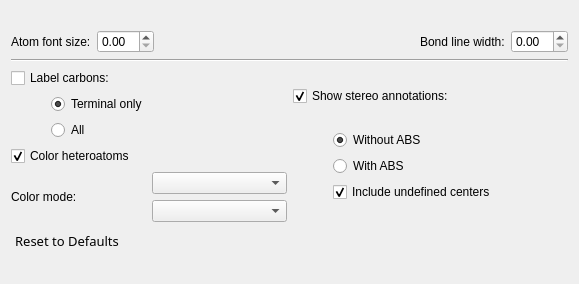
First picture: the form in src/schrodinger/sketcher/ui/rendering_settings_dialog.ui, repository schrodinger/sketcher, before the edit.
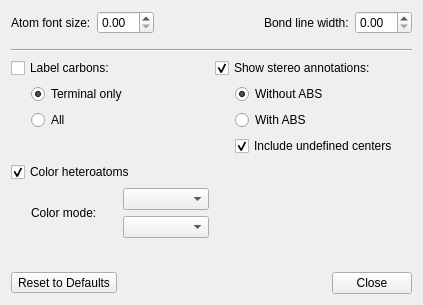
Second picture: the form after the edit.

Commit message: SKETCH-2447: Adding Close button to Preferences dialog and tweaking layout

Patch:
```diff
--- a/src/schrodinger/sketcher/ui/rendering_settings_dialog.ui
+++ b/src/schrodinger/sketcher/ui/rendering_settings_dialog.ui
@@ -6,8 +6,8 @@
    <rect>
     <x>0</x>
     <y>0</y>
-    <width>579</width>
-    <height>284</height>
+    <width>423</width>
+    <height>305</height>
    </rect>
   </property>
   <property name="sizePolicy">
@@ -25,9 +25,7 @@
   <property name="windowTitle">
    <string>2D Settings</string>
   </property>
-  <layout class="QVBoxLayout" name="verticalLayout_7">
-   <item>
-    <layout class="QVBoxLayout" name="verticalLayout">
+  <layout class="QVBoxLayout" name="verticalLayout" stretch="0,0,0,0,1,0">
      <item>
       <layout class="QHBoxLayout" name="horizontalLayout_3">
        <item>
@@ -47,8 +45,8 @@
          </property>
          <property name="sizeHint" stdset="0">
           <size>
-           <width>40</width>
-           <height>20</height>
+         <width>0</width>
+         <height>0</height>
           </size>
          </property>
         </spacer>
@@ -65,6 +63,22 @@
        </item>
       </layout>
      </item>
+   <item>
+    <spacer name="verticalSpacer_3">
+     <property name="orientation">
+      <enum>Qt::Vertical</enum>
+     </property>
+     <property name="sizeType">
+      <enum>QSizePolicy::Fixed</enum>
+     </property>
+     <property name="sizeHint" stdset="0">
+      <size>
+       <width>0</width>
+       <height>9</height>
+      </size>
+     </property>
+    </spacer>
+   </item>
      <item>
       <widget class="Line" name="line_2">
        <property name="orientation">
@@ -73,78 +87,32 @@
       </widget>
      </item>
      <item>
-      <layout class="QHBoxLayout" name="horizontalLayout">
-       <item>
-        <layout class="QVBoxLayout" name="verticalLayout_2">
-         <item>
+    <layout class="QGridLayout" name="gridLayout_2">
+     <item row="0" column="0">
           <widget class="QCheckBox" name="m_label_carbons_cb">
            <property name="text">
             <string>Label carbons:</string>
            </property>
           </widget>
          </item>
-         <item>
-          <layout class="QHBoxLayout" name="m_label_carbons_layout">
-           <item>
-            <spacer name="horizontalSpacer_2">
-             <property name="orientation">
-              <enum>Qt::Horizontal</enum>
-             </property>
-             <property name="sizeType">
-              <enum>QSizePolicy::Fixed</enum>
-             </property>
-             <property name="sizeHint" stdset="0">
-              <size>
-               <width>40</width>
-               <height>20</height>
-              </size>
-             </property>
-            </spacer>
-           </item>
-           <item>
-            <layout class="QVBoxLayout" name="verticalLayout_5">
-             <item>
-              <widget class="QRadioButton" name="m_label_terminal_C_rb">
-               <property name="text">
-                <string>Terminal only</string>
-               </property>
-               <property name="checked">
-                <bool>true</bool>
-               </property>
-               <attribute name="buttonGroup">
-                <string notr="true">m_label_carbons_bg</string>
-               </attribute>
-              </widget>
-             </item>
-             <item>
-              <widget class="QRadioButton" name="m_label_all_C_rb">
-               <property name="text">
-                <string>All</string>
-               </property>
-               <property name="checked">
-                <bool>false</bool>
-               </property>
-               <attribute name="buttonGroup">
-                <string notr="true">m_label_carbons_bg</string>
-               </attribute>
-              </widget>
-             </item>
-            </layout>
-           </item>
-          </layout>
-         </item>
-         <item>
-          <widget class="QCheckBox" name="m_color_heteroatoms_cb">
-           <property name="text">
-            <string>Color heteroatoms</string>
-           </property>
-           <property name="checked">
-            <bool>true</bool>
-           </property>
-          </widget>
-         </item>
-         <item>
+     <item row="3" column="0">
           <layout class="QHBoxLayout" name="horizontalLayout_4">
+       <item>
+        <spacer name="horizontalSpacer_5">
+         <property name="orientation">
+          <enum>Qt::Horizontal</enum>
+         </property>
+         <property name="sizeType">
+          <enum>QSizePolicy::Fixed</enum>
+         </property>
+         <property name="sizeHint" stdset="0">
+          <size>
+           <width>20</width>
+           <height>0</height>
+          </size>
+         </property>
+        </spacer>
+       </item>
            <item>
             <widget class="QLabel" name="label_7">
              <property name="text">
@@ -178,11 +146,17 @@
            </item>
           </layout>
          </item>
-        </layout>
-       </item>
-       <item>
-        <layout class="QVBoxLayout" name="verticalLayout_4">
-         <item>
+     <item row="2" column="0">
+      <widget class="QCheckBox" name="m_color_heteroatoms_cb">
+       <property name="text">
+        <string>Color heteroatoms</string>
+       </property>
+       <property name="checked">
+        <bool>true</bool>
+       </property>
+      </widget>
+     </item>
+     <item row="0" column="1">
           <widget class="QCheckBox" name="m_show_stereo_cb">
            <property name="text">
             <string>Show stereo annotations:</string>
@@ -192,7 +166,70 @@
            </property>
           </widget>
          </item>
+     <item row="1" column="0">
+      <layout class="QHBoxLayout" name="m_label_carbons_layout">
          <item>
+        <spacer name="horizontalSpacer_2">
+         <property name="orientation">
+          <enum>Qt::Horizontal</enum>
+         </property>
+         <property name="sizeType">
+          <enum>QSizePolicy::Fixed</enum>
+         </property>
+         <property name="sizeHint" stdset="0">
+          <size>
+           <width>20</width>
+           <height>0</height>
+          </size>
+         </property>
+        </spacer>
+       </item>
+       <item>
+        <layout class="QVBoxLayout" name="verticalLayout_5">
+         <item>
+          <widget class="QRadioButton" name="m_label_terminal_C_rb">
+           <property name="text">
+            <string>Terminal only</string>
+           </property>
+           <property name="checked">
+            <bool>true</bool>
+           </property>
+           <attribute name="buttonGroup">
+            <string notr="true">m_label_carbons_bg</string>
+           </attribute>
+          </widget>
+         </item>
+         <item>
+          <widget class="QRadioButton" name="m_label_all_C_rb">
+           <property name="text">
+            <string>All</string>
+           </property>
+           <property name="checked">
+            <bool>false</bool>
+           </property>
+           <attribute name="buttonGroup">
+            <string notr="true">m_label_carbons_bg</string>
+           </attribute>
+          </widget>
+         </item>
+         <item>
+          <spacer name="verticalSpacer_2">
+           <property name="orientation">
+            <enum>Qt::Vertical</enum>
+           </property>
+           <property name="sizeHint" stdset="0">
+            <size>
+             <width>0</width>
+             <height>0</height>
+            </size>
+           </property>
+          </spacer>
+         </item>
+        </layout>
+       </item>
+      </layout>
+     </item>
+     <item row="1" column="1">
           <layout class="QHBoxLayout" name="m_show_stereo_layout">
            <item>
             <spacer name="horizontalSpacer_4">
@@ -204,8 +241,8 @@
              </property>
              <property name="sizeHint" stdset="0">
               <size>
-               <width>40</width>
-               <height>20</height>
+           <width>20</width>
+           <height>0</height>
               </size>
              </property>
             </spacer>
@@ -248,22 +285,29 @@
          </item>
         </layout>
        </item>
-      </layout>
+   <item>
+    <spacer name="verticalSpacer">
+     <property name="orientation">
+      <enum>Qt::Vertical</enum>
+     </property>
+     <property name="sizeType">
+      <enum>QSizePolicy::Expanding</enum>
+     </property>
+     <property name="sizeHint" stdset="0">
+      <size>
+       <width>0</width>
+       <height>8</height>
+      </size>
+     </property>
+    </spacer>
      </item>
      <item>
       <layout class="QHBoxLayout" name="horizontalLayout_5">
        <item>
-        <widget class="QPushButton" name="m_reset_to_default_pb">
-         <property name="styleSheet">
-          <string notr="true">
-font:  10pt bold;</string>
-         </property>
+      <widget class="QToolButton" name="m_reset_to_default_btn">
          <property name="text">
           <string>Reset to Defaults</string>
          </property>
-         <property name="flat">
-          <bool>true</bool>
-         </property>
         </widget>
        </item>
        <item>
@@ -273,13 +317,18 @@
          </property>
          <property name="sizeHint" stdset="0">
           <size>
-           <width>40</width>
-           <height>20</height>
+         <width>0</width>
+         <height>0</height>
           </size>
          </property>
         </spacer>
        </item>
-      </layout>
+     <item>
+      <widget class="QPushButton" name="m_close_btn">
+       <property name="text">
+        <string>Close</string>
+       </property>
+      </widget>
      </item>
     </layout>
    </item>
```
Left out of the diff: 13 changed lines with no effect on the pictures. Lines whose indentation alone changed are shown as unchanged. The commit also changes 2 other files.
